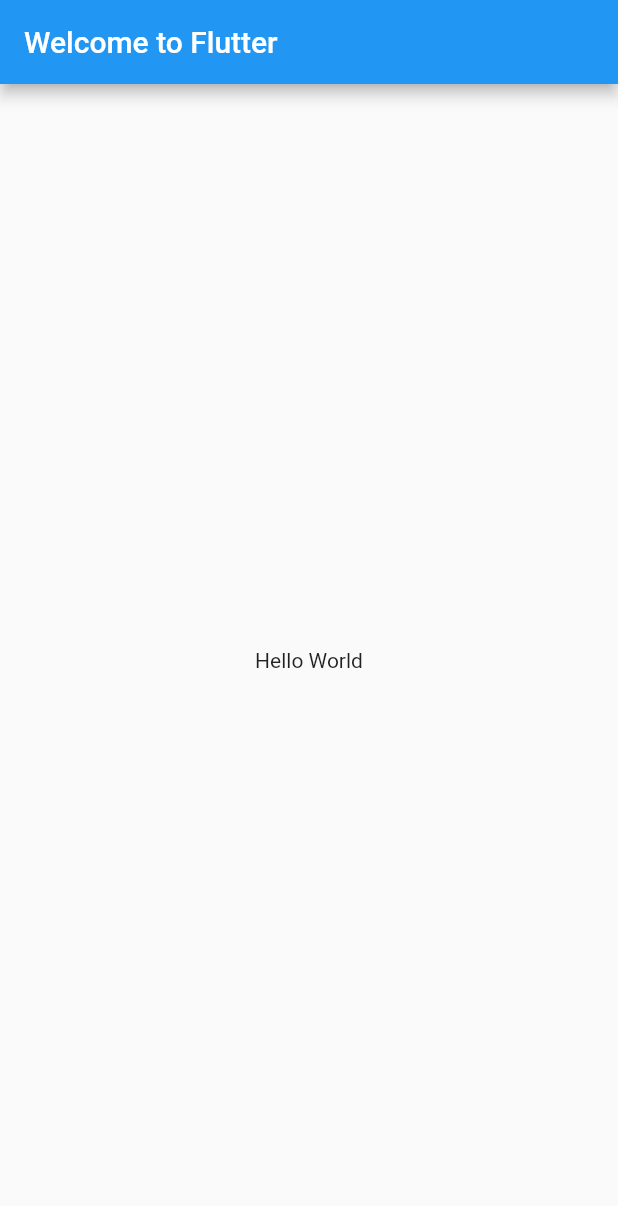
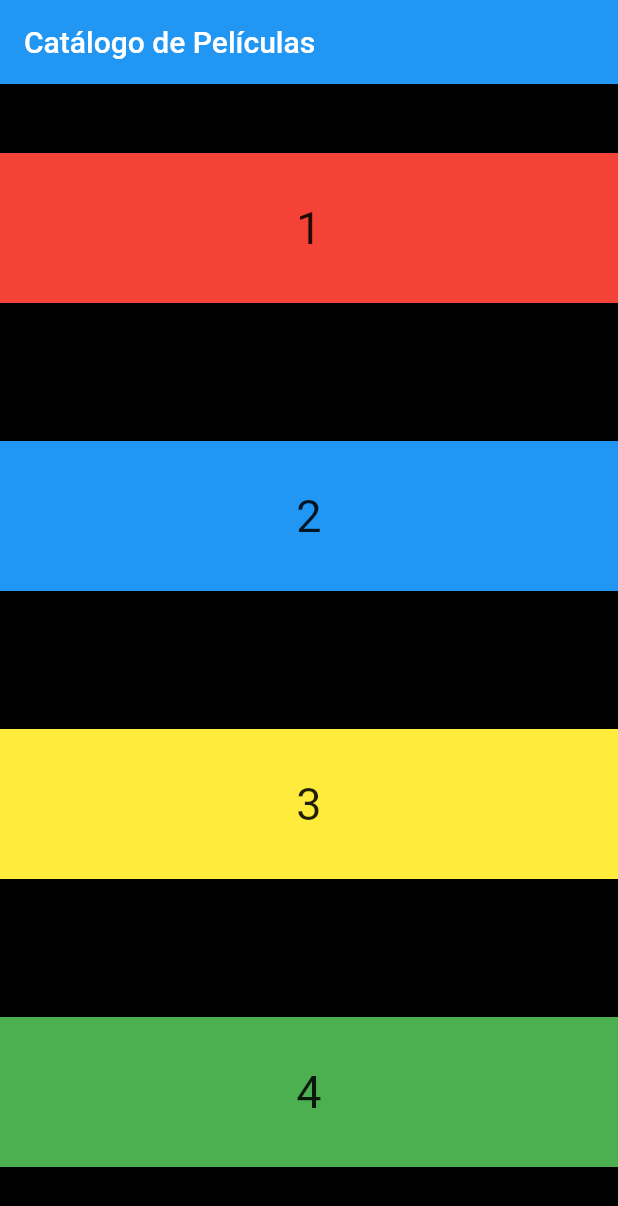
Before and after one commit to AdrismDJ/catalogo, a Flutter app: the screen it shows after launch, on a phone screen of 412 x 824 dp. Shown: the top 1206 px of the screen. Run offline on Flutter 3.47's test engine with Material 2 defaults, Android fonts, the phone set to English and light mode, and no system bars.

Commit message:
3
Text,Container,Column,Row,Stack

```diff
--- /dev/null
+++ b/lib/Caja.dart
@@ -0,0 +1,24 @@
+import 'package:flutter/material.dart';
+
+class Caja extends StatelessWidget {
+  Color color;
+  int numero;
+  double ancho;
+
+  Caja(this.color, this.numero, this.ancho);
+
+  @override
+  Widget build(BuildContext context) {
+    return Container(
+      width: this.ancho,
+      height: this.ancho,
+      color: this.color,
+      child: Center(
+        child: Text(
+          this.numero.toString(),
+          style: TextStyle(fontSize: 30.0),
+        ),
+      ),
+    );
+  }
+}
--- /dev/null
+++ b/lib/Column.dart
@@ -0,0 +1,19 @@
+import 'package:catalogo/Caja.dart';
+import 'package:flutter/material.dart';
+
+class TemplateColumn extends StatelessWidget {
+  @override
+  Widget build(BuildContext context) {
+    return Column(
+        mainAxisAlignment: MainAxisAlignment.spaceAround,
+        mainAxisSize: MainAxisSize.max,
+        verticalDirection: VerticalDirection.down,
+        crossAxisAlignment: CrossAxisAlignment.stretch,
+        children: <Widget>[
+          Caja(Colors.red, 1, 100.0),
+          Caja(Colors.blue, 2, 100.0),
+          Caja(Colors.yellow, 3, 100.0),
+          Caja(Colors.green, 4, 100.0),
+        ]);
+  }
+}
--- a/lib/main.dart
+++ b/lib/main.dart
@@ -1,3 +1,6 @@
+import 'package:catalogo/Column.dart';
+import 'package:catalogo/Row.dart';
+import 'package:catalogo/Stack.dart';
 import 'package:flutter/material.dart';
 
 void main() {
@@ -10,15 +13,16 @@ class MyApp extends StatelessWidget {
   @override
   Widget build(BuildContext context) {
     return MaterialApp(
-      title: 'Welcome to Flutter',
+      title: 'Catálogo',
       home: Scaffold(
-        appBar: AppBar(
-          title: const Text('Welcome to Flutter'),
-        ),
-        body: const Center(
-          child: Text('Hello World'),
-        ),
-      ),
+          appBar: AppBar(
+            title: const Text('Catálogo de Películas'),
+          ),
+          body: Container(
+            width: double.infinity,
+            color: Colors.black,
+            child: TemplateColumn(),
+          )),
     );
   }
 }
```
Also changed, not shown: lib/Row.dart (added, +19 -0 lines), lib/Stack.dart (added, +13 -0 lines).
